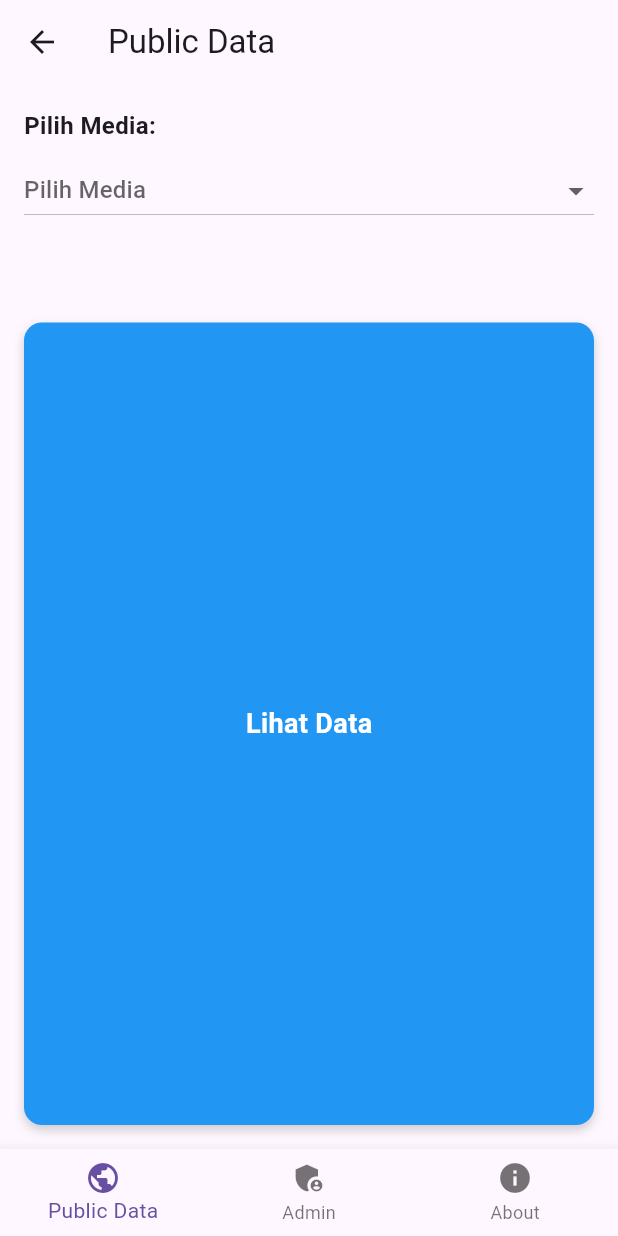
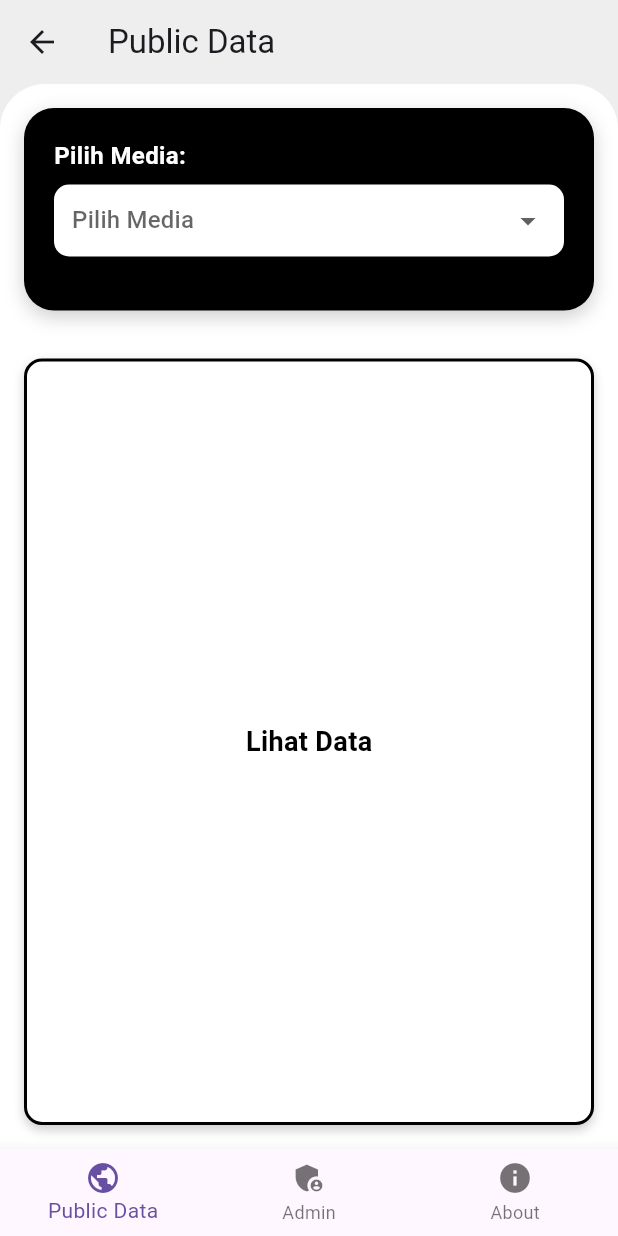
Before and after one commit to FigoRazzan/FlexNews-ClientApp, a Flutter app: the PublicDataScreen screen opened directly, on a phone screen of 412 x 824 dp. Run offline on Flutter 3.47's test engine with Material 3 defaults, Android fonts, the phone set to English and light mode, and no system bars; our stand-ins replace sqflite, webview_flutter; accounts and stored records are empty.

```diff
--- a/lib/screens/about_screen.dart
+++ b/lib/screens/about_screen.dart
@@ -6,9 +6,10 @@ class AboutScreen extends StatelessWidget {
     return Scaffold(
       appBar: AppBar(
         title: Text('About US'),
-        backgroundColor: Colors.transparent,
+        backgroundColor: Colors.grey[200],
         elevation: 0,
       ),
+      backgroundColor: Colors.grey[200],
       body: SingleChildScrollView(
         child: Column(
           children: [
--- a/lib/screens/public_data_screen.dart
+++ b/lib/screens/public_data_screen.dart
@@ -88,24 +88,57 @@ class _PublicDataScreenState extends State<PublicDataScreen> {
     return Scaffold(
       appBar: AppBar(
         title: Text('Public Data'),
+        backgroundColor: Colors.grey[200],
       ),
-      body: Column(
+      backgroundColor: Colors.grey[200], // Background color for the scaffold
+      body: Container(
+        decoration: BoxDecoration(
+          color: Colors.white,
+          borderRadius: BorderRadius.only(
+            topLeft: Radius.circular(30),
+            topRight: Radius.circular(30),
+          ),
+        ),
+        child: Column(
           crossAxisAlignment: CrossAxisAlignment.start,
           children: [
-          Padding(
-            padding: const EdgeInsets.all(16.0),
+            Container(
+              margin: EdgeInsets.all(16),
+              padding: EdgeInsets.all(20),
+              decoration: BoxDecoration(
+                color: Colors.black,
+                borderRadius: BorderRadius.circular(20),
+                boxShadow: [
+                  BoxShadow(
+                    color: Colors.grey.withOpacity(0.5),
+                    blurRadius: 10,
+                    offset: Offset(0, 4),
+                  ),
+                ],
+              ),
               child: Column(
                 crossAxisAlignment: CrossAxisAlignment.start,
                 children: [
                   Text(
                     'Pilih Media:',
-                  style: TextStyle(fontSize: 16, fontWeight: FontWeight.bold),
+                    style: TextStyle(
+                      fontSize: 16,
+                      fontWeight: FontWeight.bold,
+                      color: Colors.white,
+                    ),
                   ),
                   SizedBox(height: 8),
-                DropdownButton<String>(
+                  Container(
+                    padding: EdgeInsets.symmetric(horizontal: 12),
+                    decoration: BoxDecoration(
+                      color: Colors.white,
+                      borderRadius: BorderRadius.circular(10),
+                    ),
+                    child: DropdownButton<String>(
                       value: selectedMedia,
                       hint: Text('Pilih Media'),
                       isExpanded: true,
+                      underline: Container(),
                       items: mediaCategories.keys.map((media) {
                         return DropdownMenuItem(
                           value: media,
@@ -115,22 +148,33 @@ class _PublicDataScreenState extends State<PublicDataScreen> {
                       onChanged: (value) {
                         setState(() {
                           selectedMedia = value;
-                      selectedCategory =
-                          null; // Reset kategori saat media berubah
+                          selectedCategory = null;
                         });
                       },
+                    ),
                   ),
                   SizedBox(height: 16),
                   if (selectedMedia != null) ...[
                     Text(
                       'Pilih Kategori:',
-                    style: TextStyle(fontSize: 16, fontWeight: FontWeight.bold),
+                      style: TextStyle(
+                        fontSize: 16,
+                        fontWeight: FontWeight.bold,
+                        color: Colors.white,
+                      ),
                     ),
                     SizedBox(height: 8),
-                  DropdownButton<String>(
+                    Container(
+                      padding: EdgeInsets.symmetric(horizontal: 12),
+                      decoration: BoxDecoration(
+                        color: Colors.white,
+                        borderRadius: BorderRadius.circular(10),
+                      ),
+                      child: DropdownButton<String>(
                         value: selectedCategory,
                         hint: Text('Pilih Kategori'),
                         isExpanded: true,
+                        underline: Container(),
                         items: mediaCategories[selectedMedia!]!.map((category) {
                           return DropdownMenuItem(
                             value: category,
@@ -143,11 +187,11 @@ class _PublicDataScreenState extends State<PublicDataScreen> {
                           });
                         },
                       ),
+                    ),
                   ],
                 ],
               ),
             ),
-          SizedBox(height: 16),
             Expanded(
               child: Center(
                 child: GestureDetector(
@@ -175,8 +219,9 @@ class _PublicDataScreenState extends State<PublicDataScreen> {
                     margin: EdgeInsets.all(16),
                     padding: EdgeInsets.all(16),
                     decoration: BoxDecoration(
-                    color: Colors.blue,
+                      color: Colors.white,
                       borderRadius: BorderRadius.circular(12),
+                      border: Border.all(color: Colors.black, width: 2),
                       boxShadow: [
                         BoxShadow(
                           color: Colors.grey.withOpacity(0.5),
@@ -189,7 +234,7 @@ class _PublicDataScreenState extends State<PublicDataScreen> {
                       child: Text(
                         'Lihat Data',
                         style: TextStyle(
-                        color: Colors.white,
+                          color: Colors.black,
                           fontSize: 18,
                           fontWeight: FontWeight.bold,
                         ),
@@ -201,6 +246,7 @@ class _PublicDataScreenState extends State<PublicDataScreen> {
             ),
           ],
         ),
+      ),
     );
   }
 }
```
Also changed, not shown: lib/screens/public_screen/comment.dart (deleted). Lines whose indentation alone changed are shown as unchanged.
